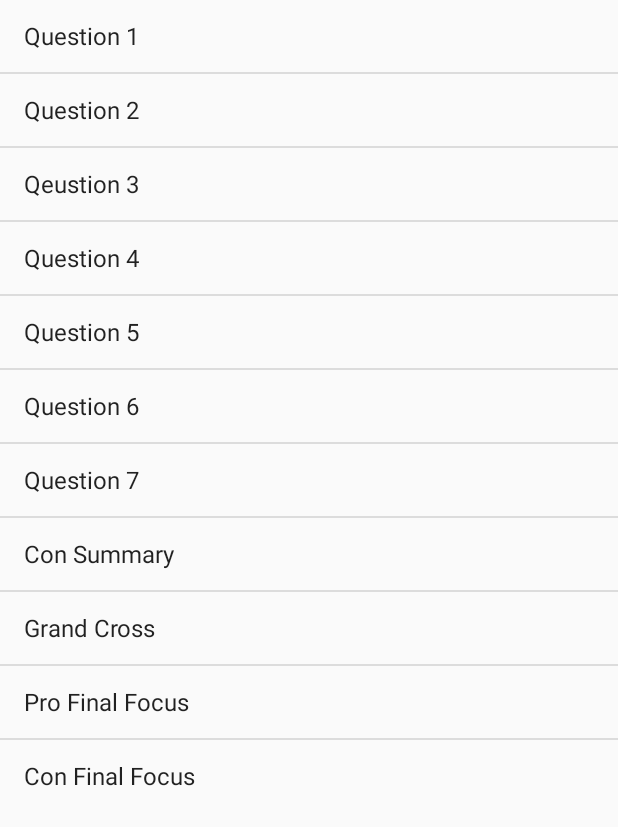
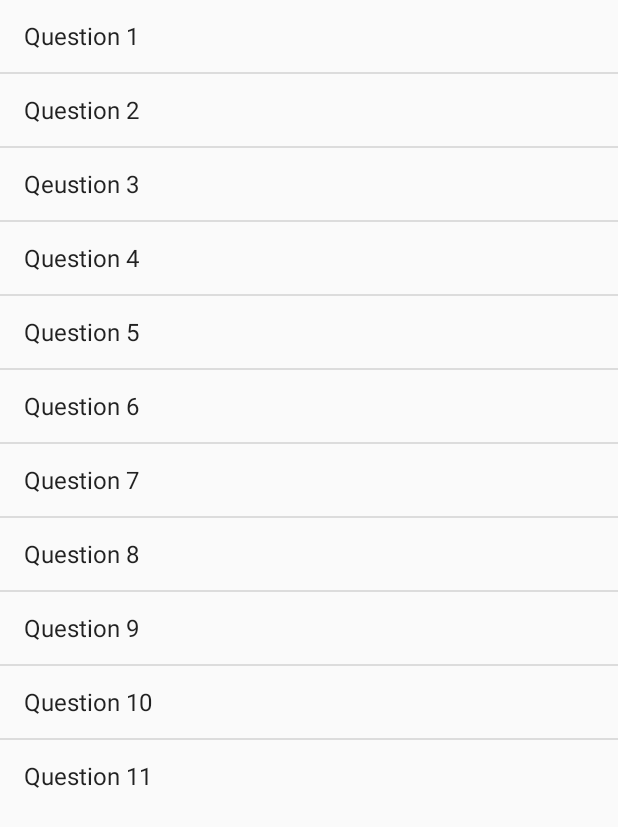
Before and after one commit to kramen22/ClickableList, an Android app: the screen it shows after launch (MainActivity), on a phone screen of 412 x 824 dp. Shown: the top 827 px of the screen. Run offline under Robolectric (Android 15) with nearby library versions, the phone set to English and light mode, and no system bars.

Commit message:
Second Commit

```diff
--- a/ClickableList/app/src/main/res/values/array.xml
+++ b/ClickableList/app/src/main/res/values/array.xml
@@ -8,9 +8,13 @@
         <item >Question 5</item>
         <item >Question 6</item>
         <item >Question 7</item>
-        <item >Con Summary</item>
-        <item >Grand Cross</item>
-        <item >Pro Final Focus</item>
-        <item >Con Final Focus</item>
+        <item >Question 8</item>
+        <item >Question 9</item>
+        <item >Question 10</item>
+        <item >Question 11</item>
+    </string-array>
+    <string-array name="question_1_answers">
+        <item>This</item>
+        <item>That</item>
     </string-array>
 </resources>
--- a/ClickableList/app/src/main/res/values/strings.xml
+++ b/ClickableList/app/src/main/res/values/strings.xml
@@ -1,3 +1,4 @@
 <resources>
     <string name="app_name">ClickableList</string>
+    <string name="question_1">Are you this or are you that?</string>
 </resources>
```
Also changed, not shown: ClickableList/app/src/main/java/com/example/nate/clickablelist/ListItemDetail.java (+11 -1 lines), ClickableList/app/src/main/res/layout/activity_listitem.xml (+12 -1 lines).
